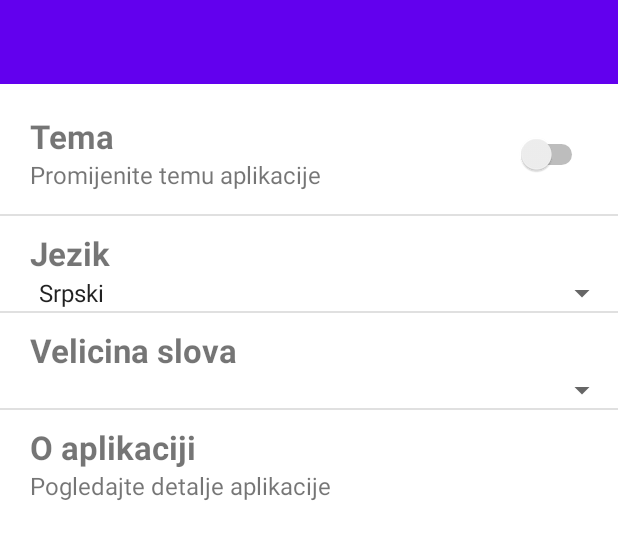
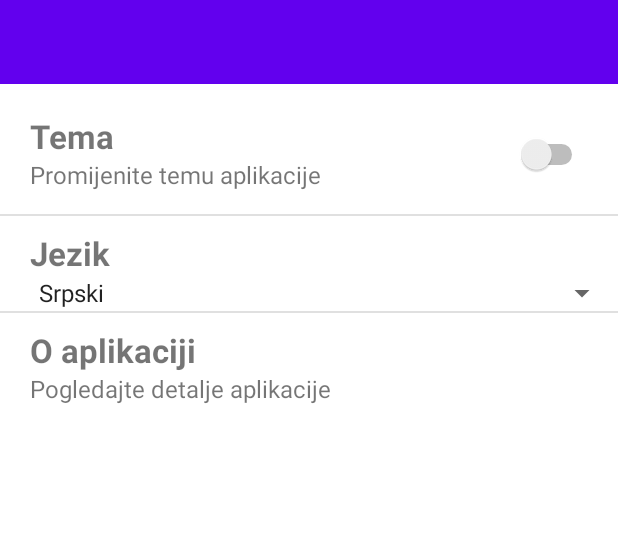
Before and after one commit to jovan996/RentACar, an Android app: the layout activity_settings.xml on its own in the app's theme, with its tools: preview values and no code run, on a phone screen of 412 x 824 dp. Shown: the top 539 px of the screen. Run offline under Robolectric (Android 15) with nearby library versions, the phone set to English and light mode, and no system bars.

Commit message:
zavrsni komit

```diff
--- a/app/src/main/java/com/example/rentacar/Aktivnosti/DetailViewActivity.java
+++ b/app/src/main/java/com/example/rentacar/Aktivnosti/DetailViewActivity.java
@@ -413,7 +413,7 @@ public class DetailViewActivity extends AppCompatActivity implements OnMapReadyC
             return;
         }
 
-        int totalHeight = listAdapter.getCount()*200;
+        int totalHeight = listAdapter.getCount()*300;
 
 
         ViewGroup.LayoutParams params = listView.getLayoutParams();
--- a/app/src/main/java/com/example/rentacar/Aktivnosti/MasterViewActivity.java
+++ b/app/src/main/java/com/example/rentacar/Aktivnosti/MasterViewActivity.java
@@ -182,7 +182,7 @@ public class MasterViewActivity  extends AppCompatActivity {
     private class Task extends AsyncTask<Void, Void, Void> {
         @Override
         protected Void doInBackground(Void... voids) {
-            String ip="192.168.1.8";
+            String ip="192.168.56.1";
             Boolean s1=false;
             Boolean s2=false;
             ArrayList<KomentarDTO> komentari = db.getSviKomentari();
--- a/app/src/main/java/com/example/rentacar/Aktivnosti/RentActivity.java
+++ b/app/src/main/java/com/example/rentacar/Aktivnosti/RentActivity.java
@@ -200,7 +200,7 @@ public class RentActivity extends AppCompatActivity {
                 else{
                     db.iznajmiAutomobil(Integer.parseInt(sesija.getKorisnikId()), faId, datumEvidencije, datum1, datum2);
                     //db.setStatusAutomobil(faId);   //samo podesiti u ovoj metodi da se promijeni status automobila u bazi
-                    Toast.makeText(RentActivity.this,"Uspjesno ste iznajmili automobil!",Toast.LENGTH_SHORT).show();
+                    Toast.makeText(RentActivity.this, R.string.iznajmljivanjeUspjesnoPoruka ,Toast.LENGTH_SHORT).show();
                     Intent intent = new Intent(getApplicationContext(), MasterViewActivity.class);
                     startActivityForResult(intent, 0);
                 }
--- a/app/src/main/java/com/example/rentacar/utils/DrawerUtil.java
+++ b/app/src/main/java/com/example/rentacar/utils/DrawerUtil.java
@@ -50,7 +50,7 @@ public class DrawerUtil {
                 registracijaSlika= R.drawable.ic_account_box_black_24dp_siva;
                 podesavanjeSlika=R.drawable.ic_settings_black_24dp_siva;
                 odjavaSlika= R.drawable.ic_subdirectory_arrow_right_black_24dp_siva;
-                omiljeniSlika = R.drawable.favorite_foreground;
+                omiljeniSlika = R.drawable.favorite1_background;
                 break;
             default:
                 backgroundColor= Color.WHITE;
@@ -60,7 +60,7 @@ public class DrawerUtil {
                 registracijaSlika= R.drawable.ic_account_box_black_24dp;
                 podesavanjeSlika=R.drawable.ic_settings_black_24dp;
                 odjavaSlika= R.drawable.ic_subdirectory_arrow_right_black_24dp;
-                omiljeniSlika= R.drawable.favorite_background;
+                omiljeniSlika= R.drawable.favorite_foreground111;
                 break;
 
         }
--- a/app/src/main/res/layout/activity_settings.xml
+++ b/app/src/main/res/layout/activity_settings.xml
@@ -79,28 +79,28 @@
         android:entries="@array/language_arrays"
         android:prompt="@string/language_prompt" />
 
-    <View
-        android:id="@+id/divider2"
-        android:layout_width="match_parent"
-        android:layout_height="1dp"
-        android:background="?android:attr/listDivider" />
+<!--    <View-->
+<!--        android:id="@+id/divider2"-->
+<!--        android:layout_width="match_parent"-->
+<!--        android:layout_height="1dp"-->
+<!--        android:background="?android:attr/listDivider" />-->
 
-    <TextView
-        android:id="@+id/velicinaSlovaNaslov"
-        android:layout_width="wrap_content"
-        android:layout_height="wrap_content"
-        android:text="@string/velicina_slova"
-        android:textSize="22sp"
-        android:textStyle="bold"
-        android:layout_marginLeft="20dp"
-        android:layout_marginTop="10dp"/>
+<!--    <TextView-->
+<!--        android:id="@+id/velicinaSlovaNaslov"-->
+<!--        android:layout_width="wrap_content"-->
+<!--        android:layout_height="wrap_content"-->
+<!--        android:text="@string/velicina_slova"-->
+<!--        android:textSize="22sp"-->
+<!--        android:textStyle="bold"-->
+<!--        android:layout_marginLeft="20dp"-->
+<!--        android:layout_marginTop="10dp"/>-->
 
-    <Spinner
-        android:id="@+id/velicinaSlova"
-        android:layout_width="match_parent"
-        android:layout_height="wrap_content"
-        android:spinnerMode="dropdown"
-        android:layout_marginLeft="20dp"/>
+<!--    <Spinner-->
+<!--        android:id="@+id/velicinaSlova"-->
+<!--        android:layout_width="match_parent"-->
+<!--        android:layout_height="wrap_content"-->
+<!--        android:spinnerMode="dropdown"-->
+<!--        android:layout_marginLeft="20dp"/>-->
 
     <View
         android:id="@+id/divider3"
--- a/app/src/main/res/values/strings.xml
+++ b/app/src/main/res/values/strings.xml
@@ -114,4 +114,5 @@
     <string name="firma_naslov">Firma</string>
     <string name="ukupna_cijena">Ukupna cijena:</string>
     <string name="omiljeni">Omiljeni</string>
+    <string name="iznajmljivanjeUspjesnoPoruka">Uspjesno ste iznajmili automobil!</string>
 </resources>
--- a/server/src/main/java/com/example/server/service/KomentarService.java
+++ b/server/src/main/java/com/example/server/service/KomentarService.java
@@ -22,4 +22,7 @@ public class KomentarService {
 	public List<Komentar> saveAll(List<Komentar> lista){
 		return repo.saveAll(lista);
 	}
+	public Komentar save(Komentar kom){
+		return repo.save(kom);
+	}
 }
--- a/server/src/main/java/com/example/server/service/OcjenaService.java
+++ b/server/src/main/java/com/example/server/service/OcjenaService.java
@@ -5,6 +5,7 @@ import java.util.List;
 import org.springframework.beans.factory.annotation.Autowired;
 import org.springframework.stereotype.Service;
 
+import com.example.server.model.Komentar;
 import com.example.server.model.Ocjena;
 import com.example.server.repository.OcjenaRepository;
 
@@ -21,4 +22,7 @@ public class OcjenaService {
 	public List<Ocjena> saveAll(List<Ocjena> lista){
 		return repo.saveAll(lista);
 	}
+	public Ocjena save(Ocjena kom){
+		return repo.save(kom);
+	}
 }
```
Also changed, not shown: app/src/main/java/com/example/rentacar/BazaPodataka/DatabaseHelper.java (+6 -6 lines), app/src/main/res/drawable/favorite1_background.xml (+8 -73 lines), app/src/main/res/drawable/favorite_foreground111.xml (added, +24 -0 lines), server/src/main/java/com/example/server/controller/SyncController.java (+33 -2 lines), 2 other files.
